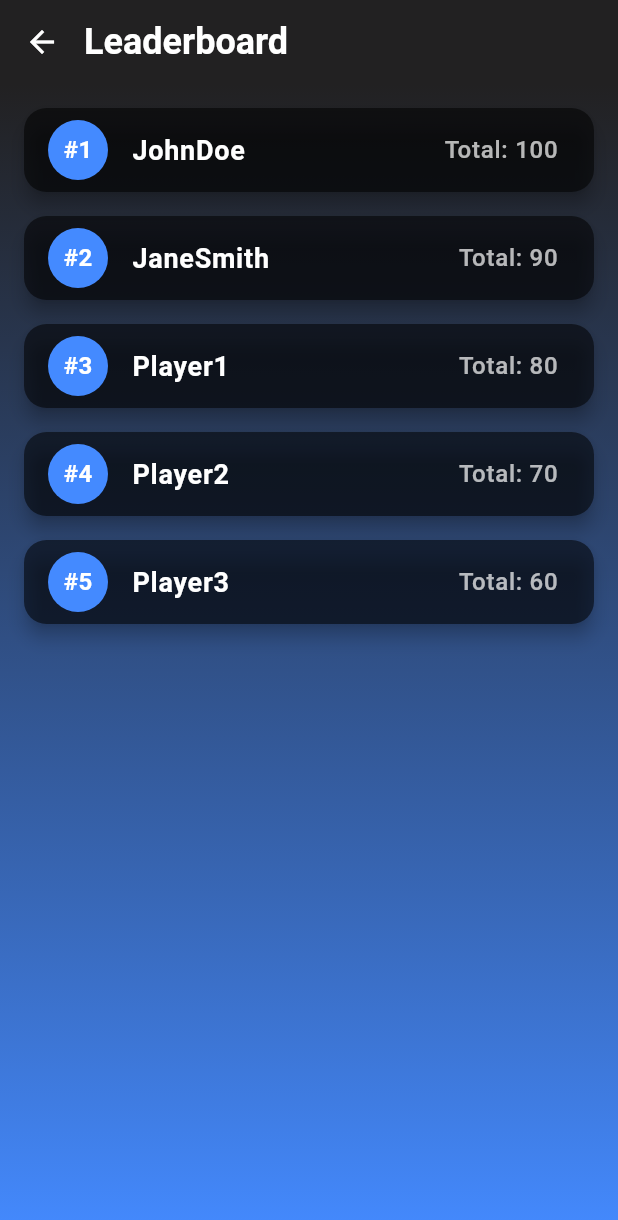
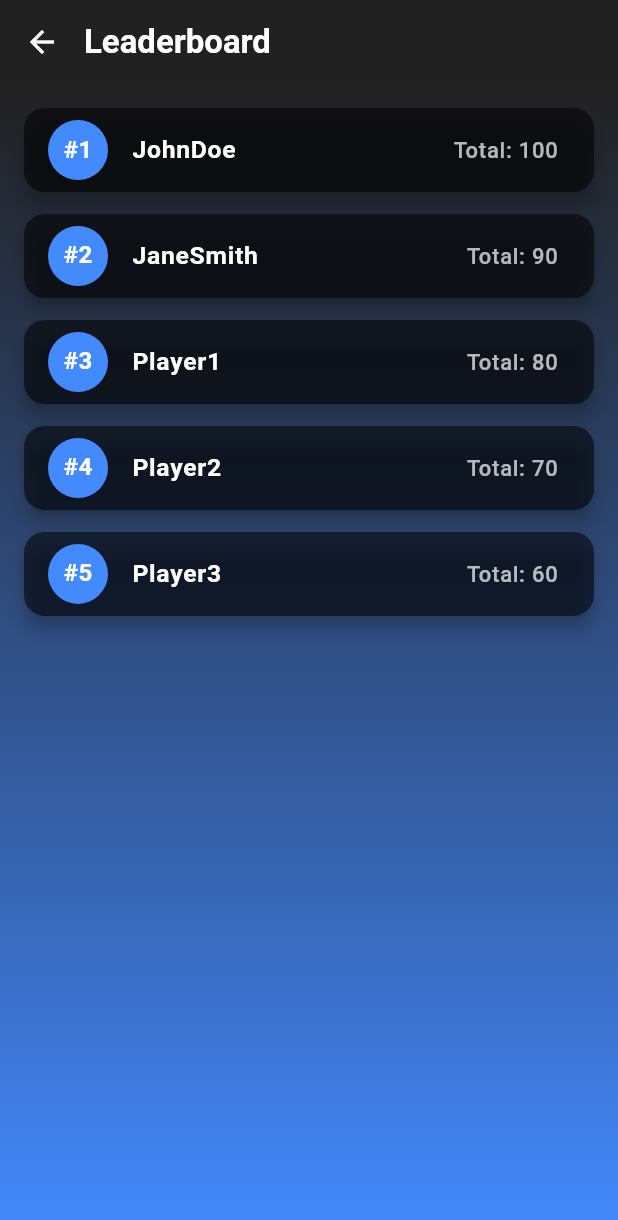
Before and after one commit to jazzmin24/flickit, a Flutter app: the DashboardScreen screen opened directly, after a tap on "Leaderboard", on a phone screen of 412 x 824 dp. Shown: the top 1220 px of the screen. Run offline on Flutter 3.47's test engine with Material 3 defaults, Android fonts, the phone set to English and light mode, and no system bars; our stand-ins replace flutter_screenutil, shared_preferences; accounts and stored records are empty.

Commit message:
screen util added

```diff
--- a/lib/screens/leaderboard_screen.dart
+++ b/lib/screens/leaderboard_screen.dart
@@ -1,4 +1,5 @@
 import 'package:flutter/material.dart';
+import 'package:flutter_screenutil/flutter_screenutil.dart';
 
 class LeaderboardScreen extends StatelessWidget {
   final List<Map<String, dynamic>> leaderboard = [
@@ -13,11 +14,11 @@ class LeaderboardScreen extends StatelessWidget {
   Widget build(BuildContext context) {
     return Scaffold(
       appBar: AppBar(
-        title: const Text(
+        title: Text(
           "Leaderboard",
           style: TextStyle(
             color: Colors.white,
-            fontSize: 24,
+            fontSize: 24.sp,
             fontWeight: FontWeight.bold,
           ),
         ),
@@ -45,10 +46,10 @@ class LeaderboardScreen extends StatelessWidget {
               return Card(
                 color: Colors.black54,
                 shape: RoundedRectangleBorder(
-                  borderRadius: BorderRadius.circular(15),
+                  borderRadius: BorderRadius.circular(15.r),
                 ),
                 elevation: 5,
-                margin: const EdgeInsets.only(bottom: 16),
+                margin: EdgeInsets.only(bottom: 16.h),
                 child: ListTile(
                   leading: CircleAvatar(
                     backgroundColor: Colors.blueAccent,
@@ -62,16 +63,16 @@ class LeaderboardScreen extends StatelessWidget {
                   ),
                   title: Text(
                     user['username'],
-                    style: const TextStyle(
-                      fontSize: 18,
+                    style: TextStyle(
+                      fontSize: 18.sp,
                       fontWeight: FontWeight.bold,
                       color: Colors.white,
                     ),
                   ),
                   trailing: Text(
                     "Total: ${user['totalCount']}",
-                    style: const TextStyle(
-                      fontSize: 16,
+                    style: TextStyle(
+                      fontSize: 16.sp,
                       color: Colors.white70,
                     ),
                   ),
--- a/lib/screens/user_dashboard_screen.dart
+++ b/lib/screens/user_dashboard_screen.dart
@@ -2,6 +2,7 @@ import 'package:flickit/screens/leaderboard_screen.dart';
 import 'package:flutter/cupertino.dart';
 import 'package:flutter/material.dart';
 import 'package:flutter/widgets.dart';
+import 'package:flutter_screenutil/flutter_screenutil.dart';
 
 class DashboardScreen extends StatelessWidget {
   final List<Map<String, dynamic>> userDrills = [
@@ -15,11 +16,11 @@ class DashboardScreen extends StatelessWidget {
   Widget build(BuildContext context) {
     return Scaffold(
       appBar: AppBar(
-        title: const Text(
+        title:  Text(
           "Dashboard",
-          style: const TextStyle(
+          style:  TextStyle(
             color: Colors.white,
-            fontSize: 24,
+            fontSize: 24.sp,
             fontWeight: FontWeight.bold,
           ),
         ),
@@ -50,32 +51,32 @@ class DashboardScreen extends StatelessWidget {
                     return Card(
                       color: Colors.black54,
                       shape: RoundedRectangleBorder(
-                        borderRadius: BorderRadius.circular(15),
+                        borderRadius: BorderRadius.circular(15.r),
                       ),
                       elevation: 5,
-                      margin: const EdgeInsets.only(bottom: 16),
+                      margin:  EdgeInsets.only(bottom: 16.h),
                       child: Padding(
-                        padding: const EdgeInsets.all(16.0),
+                        padding:  EdgeInsets.all(16.0),
                         child: Column(
                           crossAxisAlignment: CrossAxisAlignment.start,
                           children: [
                             Text(
                               drill['name'],
-                              style: const TextStyle(
-                                fontSize: 18,
+                              style:  TextStyle(
+                                fontSize: 18.sp,
                                 fontWeight: FontWeight.bold,
                                 color: Colors.white,
                               ),
                             ),
-                            const SizedBox(height: 8),
+                             SizedBox(height: 8.h),
                             Text(
                               "Completed: ${drill['completed']} / ${drill['totalCount']}",
-                              style: const TextStyle(
-                                fontSize: 16,
+                              style:  TextStyle(
+                                fontSize: 16.sp,
                                 color: Colors.white70,
                               ),
                             ),
-                            const SizedBox(height: 8),
+                             SizedBox(height: 8.h),
                             LinearProgressIndicator(
                               value: drill['completed'] / drill['totalCount'],
                               backgroundColor: Colors.white10,
@@ -93,11 +94,11 @@ class DashboardScreen extends StatelessWidget {
             //  Spacer(),
             Container(
               padding: const EdgeInsets.all(16),
-              decoration: const BoxDecoration(
+              decoration:  BoxDecoration(
                 color: Colors.black54,
                 borderRadius: BorderRadius.only(
-                  topLeft: Radius.circular(30),
-                  topRight: Radius.circular(30),
+                  topLeft: Radius.circular(30.r),
+                  topRight: Radius.circular(30.r),
                 ),
               ),
               child: Center(
@@ -115,11 +116,11 @@ class DashboardScreen extends StatelessWidget {
                     style: ElevatedButton.styleFrom(
                       backgroundColor: Colors.blueAccent,
                       shape: RoundedRectangleBorder(
-                        borderRadius: BorderRadius.circular(15),
+                        borderRadius: BorderRadius.circular(15.r),
                       ),
-                      padding: const EdgeInsets.symmetric(
-                        horizontal: 16, // Reduced horizontal padding
-                        vertical: 12,
+                      padding:  EdgeInsets.symmetric(
+                        horizontal: 16.w, // Reduced horizontal padding
+                        vertical: 12.h,
                       ),
                     ),
                     child: Row(
@@ -131,10 +132,10 @@ class DashboardScreen extends StatelessWidget {
                           color: Colors.lightBlueAccent,
                           size: 24,
                         ),
-                        const SizedBox(width: 8),
-                        const Text(
+                         SizedBox(width: 8.w),
+                         Text(
                           "Leaderboard",
-                          style: TextStyle(fontSize: 16, color: Colors.white),
+                          style: TextStyle(fontSize: 16.sp, color: Colors.white),
                         ),
                       ],
                     ),
```
Also changed, not shown: lib/screens/drill_detail_page.dart (+26 -25 lines), lib/screens/home_screen.dart (+23 -24 lines), lib/screens/login_screen.dart (+13 -12 lines), lib/screens/register_screen.dart (+16 -15 lines).
